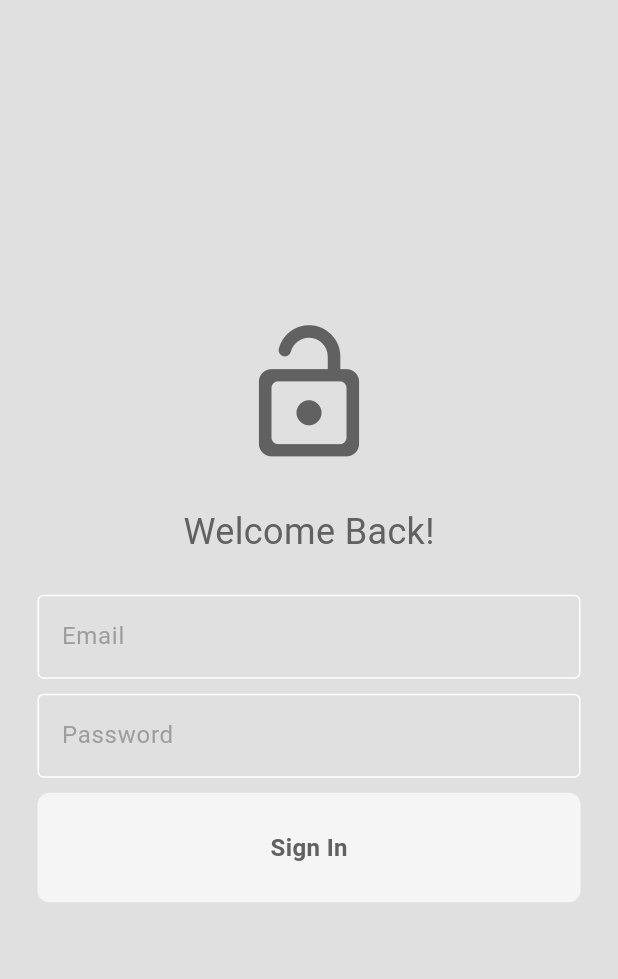
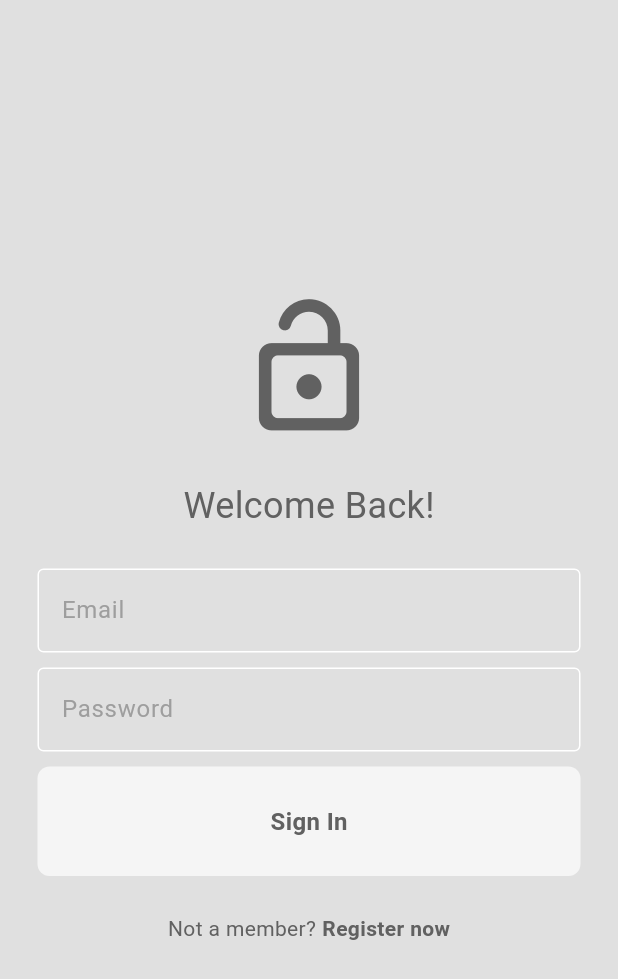
Before and after one commit to moh123adan/YumRun, a Flutter app: the screen it shows after launch, on a phone screen of 412 x 824 dp. Shown: the top 979 px of the screen. Run offline on Flutter 3.47's test engine with Material 3 defaults, Android fonts, the phone set to English and light mode, and no system bars.

Commit message:
finished: the login

```diff
--- a/lib/main.dart
+++ b/lib/main.dart
@@ -17,7 +17,9 @@ class MyApp extends StatelessWidget {
   Widget build(BuildContext context) {
     return MaterialApp(
         debugShowCheckedModeBanner: false,
-        home: LoginPage(),
+        home: LoginPage(
+          onTap: () {},
+        ),
         theme: Provider.of<ThemeProvider>(context).themeData);
   }
 }
--- a/lib/pages/login_page.dart
+++ b/lib/pages/login_page.dart
@@ -2,12 +2,19 @@ import 'package:flutter/material.dart';
 import 'package:food_delivery_app/components/my_button.dart';
 import 'package:food_delivery_app/components/my_textfield.dart';
 
-class LoginPage extends StatelessWidget {
+class LoginPage extends StatefulWidget {
+  final void Function()? onTap;
+
+  const LoginPage({super.key, required this.onTap});
+
+  @override
+  State<LoginPage> createState() => _LoginPageState();
+}
+
+class _LoginPageState extends State<LoginPage> {
   //text editing controller
   final TextEditingController emailController = TextEditingController();
   final TextEditingController passwordController = TextEditingController();
-
-  LoginPage({super.key});
 
   @override
   Widget build(BuildContext context) {
@@ -57,9 +64,29 @@ class LoginPage extends StatelessWidget {
                 onTap: () {},
               ),
 
-              const SizedBox(height: 10),
+              const SizedBox(height: 25),
 
               //not a member? register now
+              Row(
+                mainAxisAlignment: MainAxisAlignment.center,
+                children: [
+                  Text(
+                    "Not a member?",
+                    style: TextStyle(
+                        color: Theme.of(context).colorScheme.inversePrimary),
+                  ),
+                  const SizedBox(width: 4),
+                  GestureDetector(
+                    onTap: widget.onTap,
+                    child: Text(
+                      "Register now",
+                      style: TextStyle(
+                          color: Theme.of(context).colorScheme.inversePrimary,
+                          fontWeight: FontWeight.bold),
+                    ),
+                  ),
+                ],
+              ),
             ],
           ),
         ));
```
Also changed, not shown: lib/pages/register_page.dart (added).
